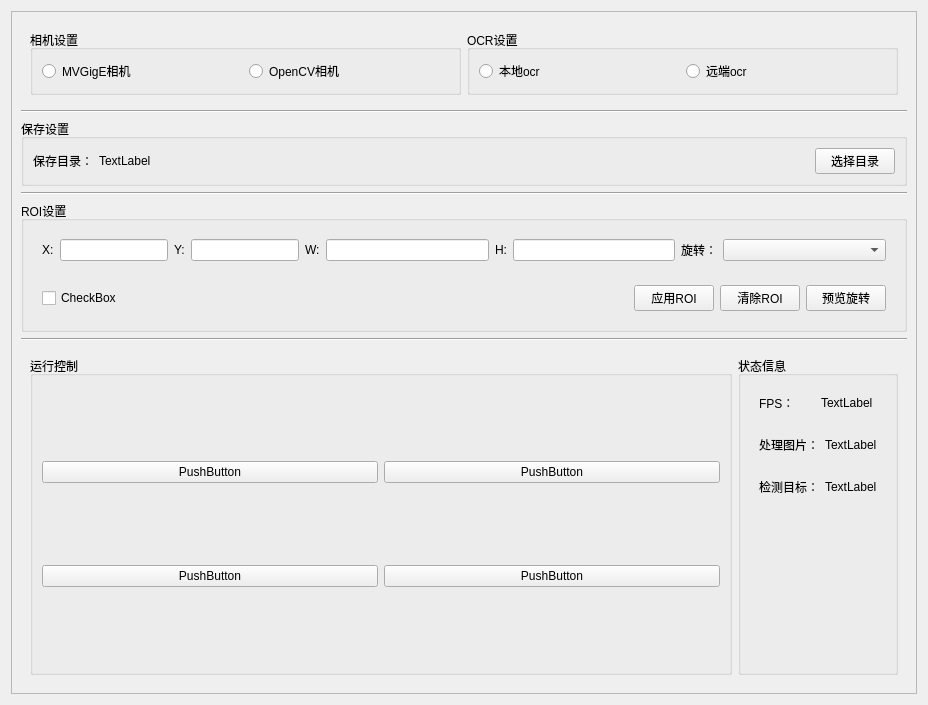
First picture: the form in UI/control.ui, repository lexxxx-cmd/MailParser, before the edit.
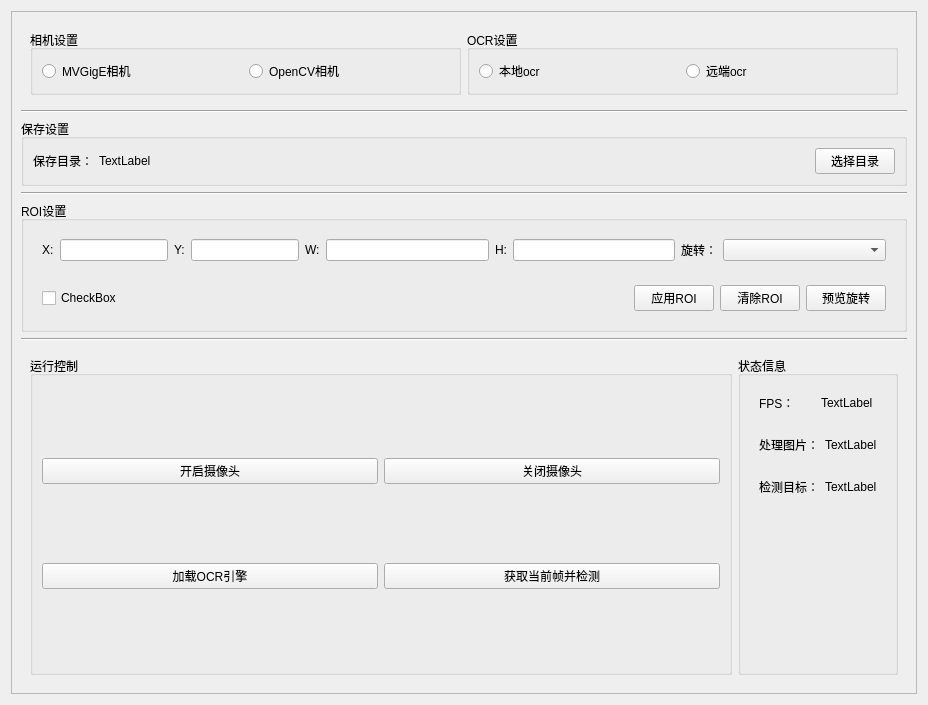
Second picture: the form after the edit.

The edit to the form file:
```diff
--- a/UI/control.ui
+++ b/UI/control.ui
@@ -301,14 +301,14 @@
              <item row="1" column="0">
               <widget class="QPushButton" name="pushButton_7">
                <property name="text">
-                <string>PushButton</string>
+                <string>加载OCR引擎</string>
                </property>
               </widget>
              </item>
              <item row="1" column="1">
               <widget class="QPushButton" name="pushButton_8">
                <property name="text">
-                <string>PushButton</string>
+                <string>获取当前帧并检测</string>
                </property>
               </widget>
              </item>
@@ -321,7 +321,7 @@
                 </sizepolicy>
                </property>
                <property name="text">
-                <string>PushButton</string>
+                <string>开启摄像头</string>
                </property>
               </widget>
              </item>
@@ -334,7 +334,7 @@
                 </sizepolicy>
                </property>
                <property name="text">
-                <string>PushButton</string>
+                <string>关闭摄像头</string>
                </property>
               </widget>
              </item>
```
Left out of the diff: 46 changed lines with no effect on the pictures.
